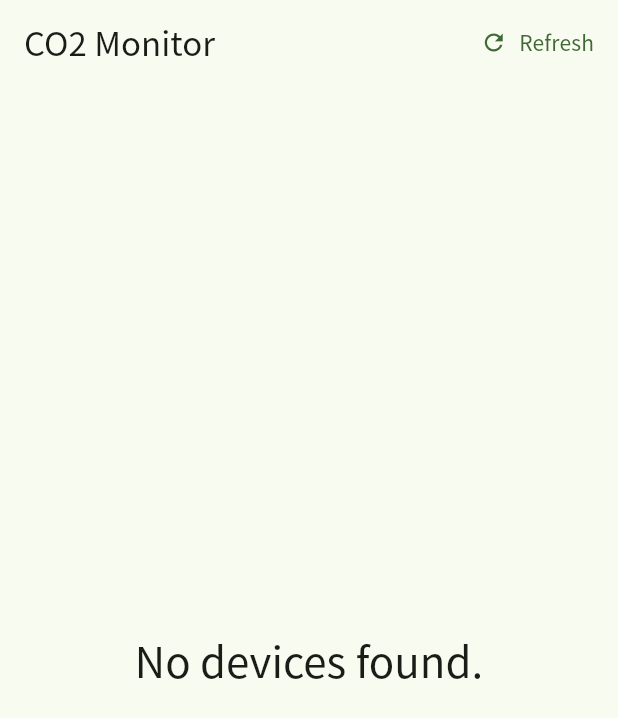
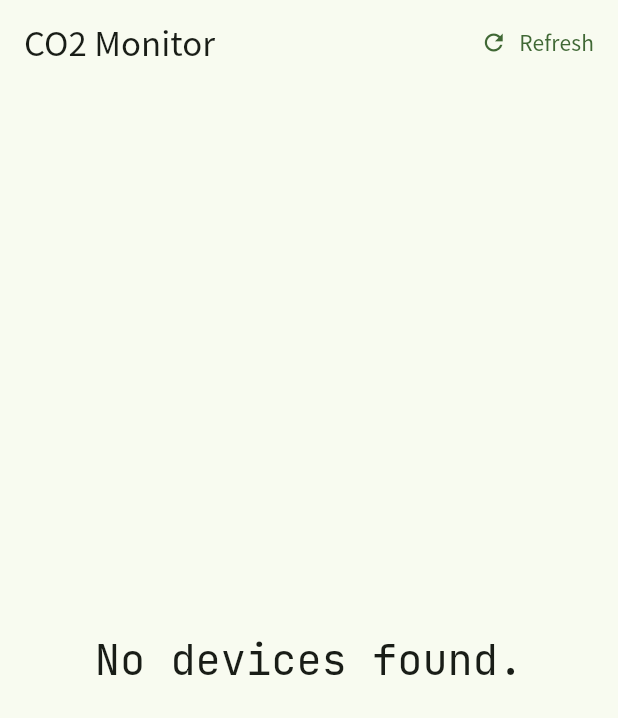
Before and after one commit to YumNumm/CO2SensorViewer, a Flutter app: the screen it shows after launch, on a phone screen of 412 x 824 dp. Shown: the top 718 px of the screen. Run offline on Flutter 3.47's test engine with Material 2 defaults, Android fonts, the phone set to English and light mode, and no system bars; drawn by our look-alikes of dynamic_color; our stand-ins replace fl_chart, flutter_hooks, freezed_annotation, hooks_riverpod, riverpod_annotation; missing offline and left inert: flutter_libserialport, usb_serial; generated files the repository leaves out were written again.

Commit message:
refactor: device selector

```diff
--- a/lib/feature/device_selector/ui/device_selector_page.dart
+++ b/lib/feature/device_selector/ui/device_selector_page.dart
@@ -1,6 +1,7 @@
 import 'package:co2_sensor_viewer/core/providers/serial_console/base/serial_console_base.dart';
 import 'package:co2_sensor_viewer/core/providers/serial_console/serial_console_provider.dart';
 import 'package:co2_sensor_viewer/feature/monitoring/ui/monitoring_page.dart';
+import 'package:co2_sensor_viewer/gen/fonts.gen.dart';
 import 'package:flutter/material.dart';
 import 'package:hooks_riverpod/hooks_riverpod.dart';
 
@@ -21,23 +22,13 @@ class DeviceSelectorPage extends ConsumerWidget {
           ),
         ],
       ),
-      body: _DeviceSelectorBody(
-        onDeviceSelected: (device) => Navigator.of(context).push(
-          MaterialPageRoute<void>(
-            builder: (context) => MonitoringPage(device: device),
-          ),
-        ),
-      ),
+      body: const _DeviceSelectorBody(),
     );
   }
 }
 
 class _DeviceSelectorBody extends HookConsumerWidget {
-  const _DeviceSelectorBody({
-    required this.onDeviceSelected,
-  });
-
-  final void Function(SerialConsoleDeviceBase device) onDeviceSelected;
+  const _DeviceSelectorBody();
 
   @override
   Widget build(BuildContext context, WidgetRef ref) {
@@ -50,7 +41,10 @@ class _DeviceSelectorBody extends HookConsumerWidget {
         Center(
           child: Text(
             'No devices found.',
-            style: textTheme.headlineMedium,
+            style: textTheme.headlineMedium!.copyWith(
+              fontFamily: FontFamily.jetBrainsMono,
+              fontFamilyFallback: [FontFamily.notoSansJP],
+            ),
           ),
         ),
       (final List<SerialPortDevice> devices, _, _) => ListView.builder(
@@ -64,20 +58,38 @@ class _DeviceSelectorBody extends HookConsumerWidget {
               subtitle: Text(device.manufacturer ?? 'Unknown'),
               trailing: const Icon(Icons.chevron_right),
               leading: const Icon(Icons.usb),
-              onTap: () => onDeviceSelected(
-                ref.read(serialConsoleProvider).createDevice(device),
-              ),
+              onTap: () {
+                final deviceBase =
+                    ref.read(serialConsoleProvider).createDevice(device);
+                Navigator.of(context).push(
+                  MaterialPageRoute<void>(
+                    builder: (context) => MonitoringPage(
+                      device: deviceBase,
+                    ),
+                  ),
+                );
+              },
             );
           },
         ),
       (_, true, _) => const Center(
           child: CircularProgressIndicator.adaptive(),
         ),
-      (_, _, final Object? error) => Center(
-          child: Text(
-            error.toString(),
-            style: textTheme.headlineMedium,
-          ),
+      (_, _, final Object? error) => Row(
+          mainAxisAlignment: MainAxisAlignment.center,
+          children: [
+            const Icon(Icons.error),
+            const SizedBox(width: 8),
+            Expanded(
+              child: Text(
+                error.toString(),
+                style: textTheme.headlineMedium!.copyWith(
+                  fontFamily: FontFamily.jetBrainsMono,
+                  fontFamilyFallback: [FontFamily.notoSansJP],
+                ),
+              ),
+            ),
+          ],
         ),
     };
   }
```
Also changed, not shown: 2 other files.
